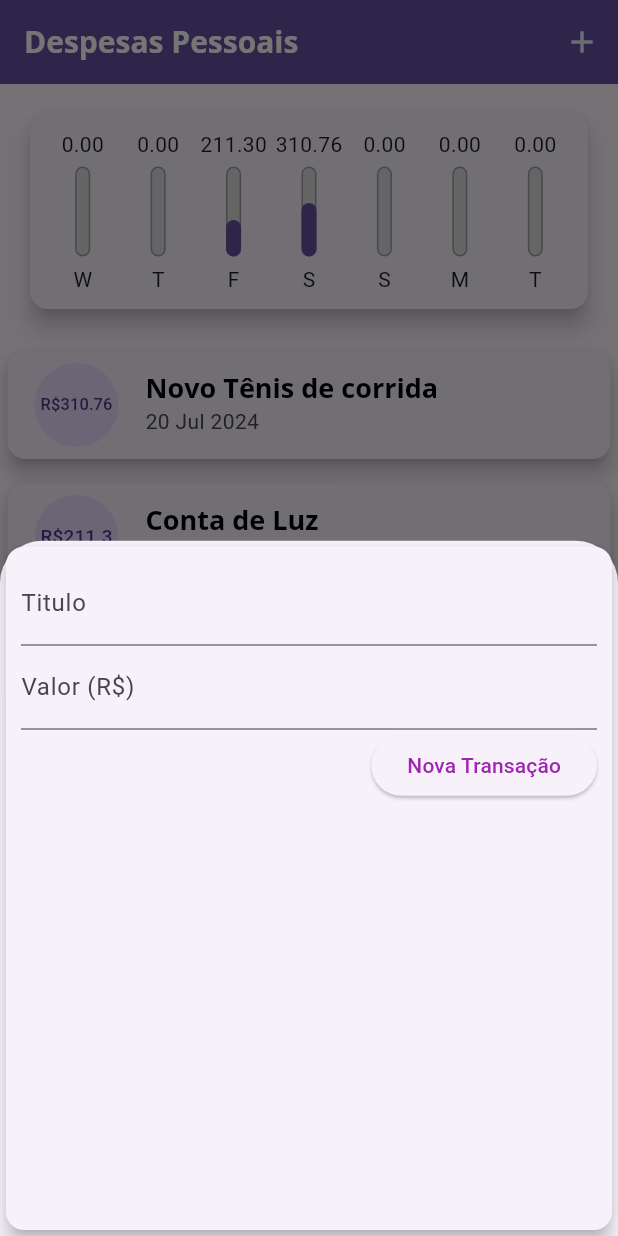
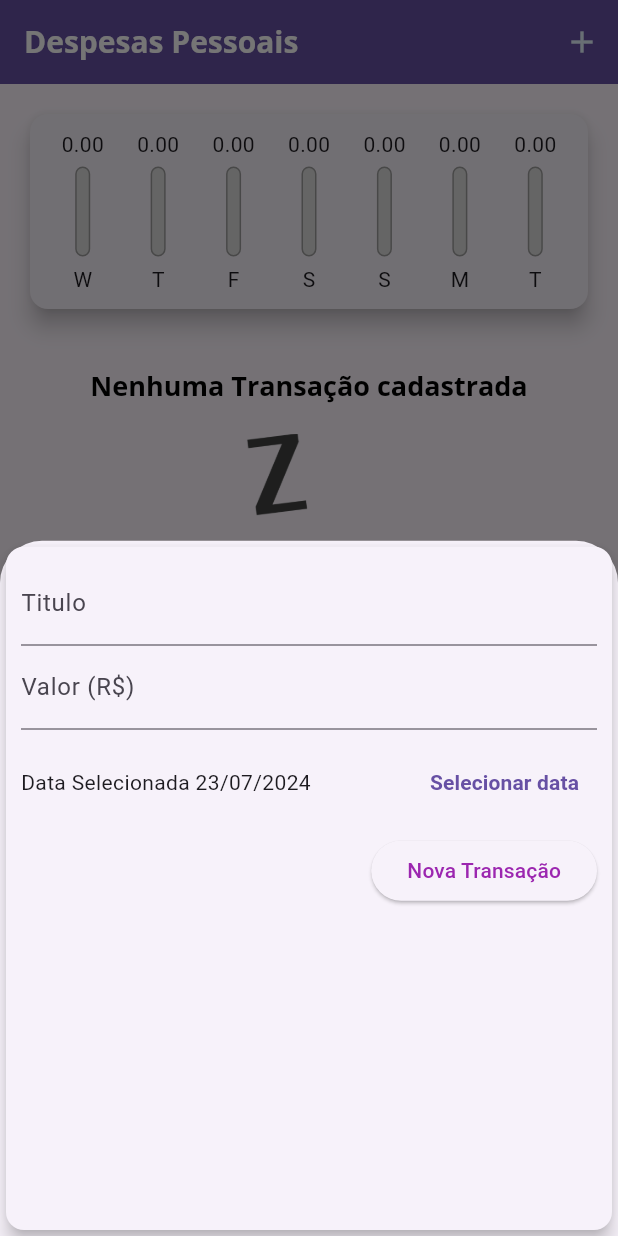
Before and after one commit to Neolivan/expenses, a Flutter app: the screen it shows after launch, after a tap on the "add" icon, on a phone screen of 412 x 824 dp. Run offline on Flutter 3.47's test engine with Material 3 defaults, Android fonts, the phone set to English and light mode, and no system bars.

Commit message:
Finalized, added delete function

```diff
--- a/lib/components/chart.dart
+++ b/lib/components/chart.dart
@@ -58,7 +58,9 @@ class Chart extends StatelessWidget {
               child: ChartBar(
                   label: tr['day'].toString(),
                   value: double.tryParse(tr['value'].toString()) ?? 0.0,
-                  percentage: (tr['value'] as double) / _weekTotalValue),
+                  percentage: _weekTotalValue == 0
+                      ? 0
+                      : (tr['value'] as double) / _weekTotalValue),
             );
           }).toList(),
         ),
--- a/lib/components/transaction_form.dart
+++ b/lib/components/transaction_form.dart
@@ -1,7 +1,8 @@
 import 'package:flutter/material.dart';
+import 'package:intl/intl.dart';
 
 class TransactionForm extends StatefulWidget {
-  final void Function(String, double) onSubmit;
+  final void Function(String, double, DateTime) onSubmit;
 
   TransactionForm(this.onSubmit);
 
@@ -10,18 +11,34 @@ class TransactionForm extends StatefulWidget {
 }
 
 class _TransactionFormState extends State<TransactionForm> {
-  final titleControler = TextEditingController();
-
-  final valueControler = TextEditingController();
+  final _titleControler = TextEditingController();
+  final _valueControler = TextEditingController();
+  DateTime _selectedDate = DateTime.now();
 
   _submitForm() {
-    final title = titleControler.text;
-    final value = double.tryParse(valueControler.text) ?? 0.0;
+    final title = _titleControler.text;
+    final value = double.tryParse(_valueControler.text) ?? 0.0;
 
-    if (title.isEmpty || value <= 0) {
+    if (title.isEmpty || value <= 0 || _selectedDate == null) {
       return;
     }
-    widget.onSubmit(title, value);
+    widget.onSubmit(title, value, _selectedDate!);
+  }
+
+  _showDatePicker() {
+    showDatePicker(
+      context: context,
+      initialDate: DateTime.now(),
+      firstDate: DateTime(2019),
+      lastDate: DateTime.now(),
+    ).then((pickedDate) {
+      if (pickedDate == null) {
+        return;
+      }
+      setState(() {
+        _selectedDate = pickedDate;
+      });
+    });
   }
 
   @override
@@ -33,18 +50,39 @@ class _TransactionFormState extends State<TransactionForm> {
         child: Column(
           children: [
             TextField(
-              controller: titleControler,
+              controller: _titleControler,
               onSubmitted: (_) => _submitForm(),
               decoration: InputDecoration(
                 labelText: 'Titulo',
               ),
             ),
             TextField(
-              controller: valueControler,
+              controller: _valueControler,
               keyboardType: TextInputType.numberWithOptions(decimal: true),
               onSubmitted: (_) => _submitForm(),
               decoration: InputDecoration(
                 labelText: 'Valor (R\$)',
+              ),
+            ),
+            Container(
+              height: 70,
+              child: Row(
+                children: [
+                  Expanded(
+                    child: Text(_selectedDate == null
+                        ? 'Nenhuma data selecionada'
+                        : 'Data Selecionada ${DateFormat('dd/MM/y').format(_selectedDate!)}'),
+                  ),
+                  TextButton(
+                    onPressed: _showDatePicker,
+                    child: Text(
+                      'Selecionar data',
+                      style: TextStyle(
+                          color: Theme.of(context).primaryColor,
+                          fontWeight: FontWeight.bold),
+                    ),
+                  )
+                ],
               ),
             ),
             Row(
--- a/lib/components/transaction_list.dart
+++ b/lib/components/transaction_list.dart
@@ -4,13 +4,14 @@ import 'package:intl/intl.dart';
 
 class TransactionList extends StatelessWidget {
   final List<Transaction> transactions;
+  final void Function(String) onRemove;
 
-  TransactionList({required this.transactions});
+  TransactionList({required this.transactions, required this.onRemove});
 
   @override
   Widget build(BuildContext context) {
     return Container(
-      height: 300,
+      height: 400,
       child: transactions.isEmpty
           ? Column(
               children: [
@@ -55,6 +56,11 @@ class TransactionList extends StatelessWidget {
                       style: Theme.of(context).textTheme.titleLarge,
                     ),
                     subtitle: Text(DateFormat('d MMM y').format(tr.date)),
+                    trailing: IconButton(
+                      onPressed: () => onRemove(tr.id),
+                      icon: Icon(Icons.delete),
+                      color: Colors.red,
+                    ),
                   ),
                 );
               },
--- a/lib/main.dart
+++ b/lib/main.dart
@@ -45,19 +45,7 @@ class MyHomePage extends StatefulWidget {
 }
 
 class _MyHomePageState extends State<MyHomePage> {
-  final List<Transaction> _transaction = [
-    Transaction(
-        id: 't1',
-        title: 'Novo Tênis de corrida',
-        value: 310.76,
-        date: DateTime.now().subtract(Duration(days: 3))),
-    Transaction(
-      id: 't2',
-      title: 'Conta de Luz',
-      value: 211.30,
-      date: DateTime.now().subtract(Duration(days: 4)),
-    ),
-  ];
+  final List<Transaction> _transaction = [];
 
   List<Transaction> get _recentTransactions {
     return _transaction.where((tr) {
@@ -65,12 +53,12 @@ class _MyHomePageState extends State<MyHomePage> {
     }).toList();
   }
 
-  _addTransaction(String title, double value) {
+  _addTransaction(String title, double value, DateTime date) {
     final newTransaction = Transaction(
       id: Random().nextDouble().toString(),
       title: title,
       value: value,
-      date: DateTime.now(),
+      date: date,
     );
 
     setState(() {
@@ -78,6 +66,12 @@ class _MyHomePageState extends State<MyHomePage> {
     });
 
     Navigator.of(context).pop();
+  }
+
+  _removeTransaction(String id) {
+    setState(() {
+      _transaction.removeWhere((tr) => tr.id == id);
+    });
   }
 
   _openTransactionFormModal(BuildContext context) {
@@ -108,7 +102,10 @@ class _MyHomePageState extends State<MyHomePage> {
           crossAxisAlignment: CrossAxisAlignment.stretch,
           children: [
             Chart(recentTransactions: _recentTransactions),
-            TransactionList(transactions: _transaction),
+            TransactionList(
+              transactions: _transaction,
+              onRemove: _removeTransaction,
+            ),
           ],
         ),
       ),
```
